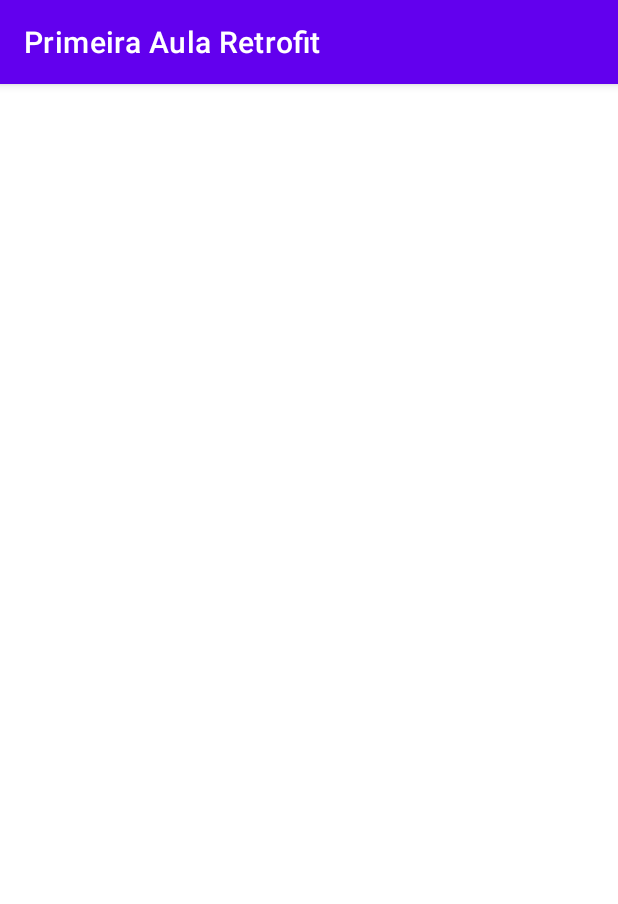
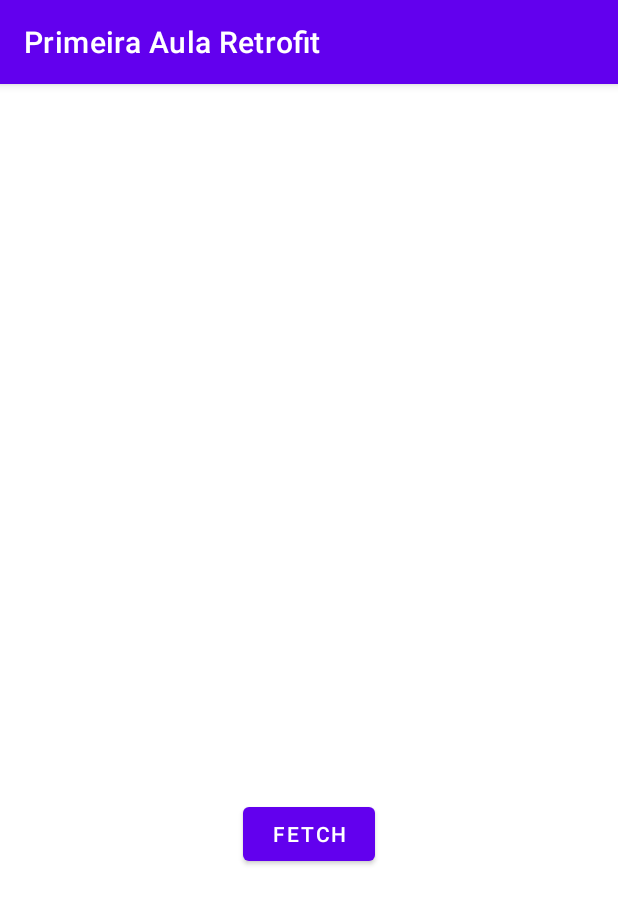
Before and after one commit to vitor-digital-house/PrimeiraAulaRetrofit, an Android app: the screen it shows after launch (PlayerActivity), on a phone screen of 412 x 824 dp. Shown: the top 904 px of the screen. Run offline under Robolectric (Android 15) with nearby library versions, the phone set to English and light mode, and no system bars.

Commit message:
refactor project to implement best practices

```diff
--- a/app/build.gradle
+++ b/app/build.gradle
@@ -54,4 +54,8 @@ dependencies {
     def fragmentKtxVersion = "1.4.1"
     implementation "androidx.fragment:fragment-ktx:$fragmentKtxVersion"
 
+    // Livedata KTX
+    def liveDataKtxVersion = "2.4.1"
+    implementation "androidx.lifecycle:lifecycle-livedata-ktx:$liveDataKtxVersion"
+
 }
--- a/app/src/main/java/com/example/primeiraaularetrofit/ui/view/PlayerActivity.kt
+++ b/app/src/main/java/com/example/primeiraaularetrofit/ui/view/PlayerActivity.kt
@@ -1,13 +1,13 @@
 package com.example.primeiraaularetrofit.ui.view
 
 import android.os.Bundle
+import android.widget.Button
 import android.widget.TextView
 import androidx.activity.viewModels
 import androidx.appcompat.app.AppCompatActivity
-import androidx.lifecycle.lifecycleScope
 import com.example.primeiraaularetrofit.R
 import com.example.primeiraaularetrofit.ui.viewModel.PlayerViewModel
-import kotlinx.coroutines.launch
+import com.example.primeiraaularetrofit.ui.vo.PlayerVO
 
 class PlayerActivity : AppCompatActivity() {
 
@@ -16,17 +16,28 @@ class PlayerActivity : AppCompatActivity() {
     override fun onCreate(savedInstanceState: Bundle?) {
         super.onCreate(savedInstanceState)
         setContentView(R.layout.activity_main)
-        setupLayout()
+        setupObserver()
+        setupView()
     }
 
-    private fun setupLayout() {
-        lifecycleScope.launch {
-            val response = viewModel.fetchPlayer()
-            val player = response.data.first().player
-
-            findViewById<TextView>(R.id.tv_name).text = player.name
-            findViewById<TextView>(R.id.tv_country).text = player.country
-            findViewById<TextView>(R.id.tv_position).text = player.position
+    private fun setupView() {
+        findViewById<Button>(R.id.btn_fetch).setOnClickListener {
+            viewModel.fetchPlayer()
         }
     }
+
+    private fun setupObserver() {
+        viewModel.playerLiveData.observe(this) {
+            updateLayout(it)
+        }
+    }
+
+    private fun updateLayout(player: PlayerVO) {
+        findViewById<TextView>(R.id.tv_name).text = player.name
+        findViewById<TextView>(R.id.tv_country).text = player.country
+        findViewById<TextView>(R.id.tv_position).text = player.position
+        findViewById<TextView>(R.id.tv_customized).text = player.customized
+    }
+
+    private fun fetchPlayer() = viewModel.fetchPlayer()
 }
--- a/app/src/main/java/com/example/primeiraaularetrofit/ui/viewModel/PlayerViewModel.kt
+++ b/app/src/main/java/com/example/primeiraaularetrofit/ui/viewModel/PlayerViewModel.kt
@@ -1,13 +1,33 @@
 package com.example.primeiraaularetrofit.ui.viewModel
 
+import androidx.lifecycle.LiveData
+import androidx.lifecycle.MutableLiveData
 import androidx.lifecycle.ViewModel
+import androidx.lifecycle.viewModelScope
 import com.example.primeiraaularetrofit.data.PlayerRepository
-import com.example.primeiraaularetrofit.data.dto.PlayerResponse
+import com.example.primeiraaularetrofit.data.dto.PlayerDTO
+import com.example.primeiraaularetrofit.ui.vo.PlayerVO
+import kotlinx.coroutines.launch
 
 class PlayerViewModel : ViewModel() {
     private val repository = PlayerRepository()
 
-    suspend fun fetchPlayer(): PlayerResponse {
-        return repository.fetchPlayer()
+    private val _playerLiveData: MutableLiveData<PlayerVO> = MutableLiveData()
+    val playerLiveData: LiveData<PlayerVO> = _playerLiveData
+
+    fun fetchPlayer() {
+        viewModelScope.launch {
+            val dto = repository.fetchPlayer().data.first().player
+            _playerLiveData.value = convertDTOToVO(dto)
+        }
+    }
+
+    private fun convertDTOToVO(dto: PlayerDTO): PlayerVO {
+        return PlayerVO(
+            name = dto.name,
+            country = dto.country,
+            position = dto.position,
+            customized = "Thanks for using my app"
+        )
     }
 }
--- a/app/src/main/res/layout/activity_main.xml
+++ b/app/src/main/res/layout/activity_main.xml
@@ -5,16 +5,6 @@
   android:layout_width="match_parent"
   android:layout_height="match_parent"
   tools:context=".ui.view.PlayerActivity">
-
-  <TextView
-    android:id="@+id/tv_name"
-    android:layout_width="wrap_content"
-    android:layout_height="wrap_content"
-    app:layout_constraintBottom_toBottomOf="parent"
-    app:layout_constraintLeft_toLeftOf="parent"
-    app:layout_constraintRight_toRightOf="parent"
-    app:layout_constraintTop_toTopOf="parent"
-    tools:text="FAKE NAME" />
 
   <TextView
     android:id="@+id/tv_country"
@@ -34,4 +24,33 @@
     app:layout_constraintTop_toBottomOf="@id/tv_country"
     tools:text="FAKE POSITION" />
 
+  <TextView
+    android:id="@+id/tv_customized"
+    android:layout_width="wrap_content"
+    android:layout_height="wrap_content"
+    app:layout_constraintLeft_toLeftOf="parent"
+    app:layout_constraintRight_toRightOf="parent"
+    app:layout_constraintTop_toBottomOf="@id/tv_position"
+    tools:text="FAKE CUSTOMIZED" />
+
+  <TextView
+    android:id="@+id/tv_name"
+    android:layout_width="wrap_content"
+    android:layout_height="wrap_content"
+    app:layout_constraintBottom_toBottomOf="parent"
+    app:layout_constraintLeft_toLeftOf="parent"
+    app:layout_constraintRight_toRightOf="parent"
+    app:layout_constraintTop_toTopOf="parent"
+    tools:text="FAKE NAME" />
+
+  <Button
+    android:id="@+id/btn_fetch"
+    android:layout_width="wrap_content"
+    android:layout_height="wrap_content"
+    android:layout_marginTop="24dp"
+    android:text="Fetch"
+    app:layout_constraintEnd_toEndOf="parent"
+    app:layout_constraintStart_toStartOf="parent"
+    app:layout_constraintTop_toBottomOf="@id/tv_customized" />
+
 </androidx.constraintlayout.widget.ConstraintLayout>
```
Also changed, not shown: app/src/main/java/com/example/primeiraaularetrofit/ui/vo/PlayerVO.kt (added, +8 -0 lines).
